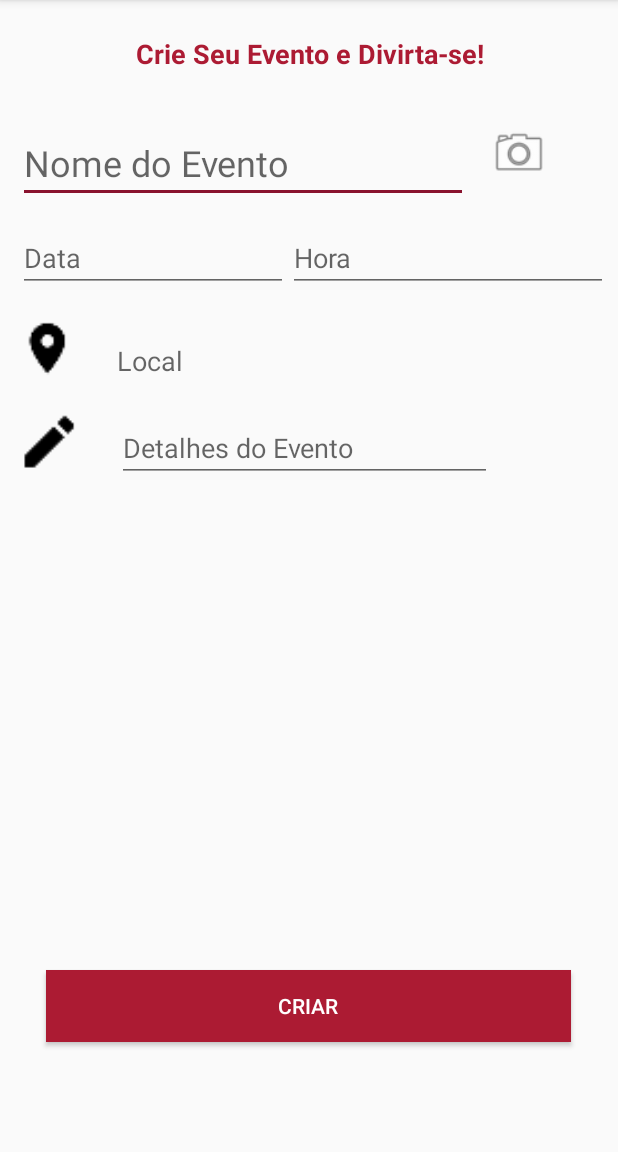
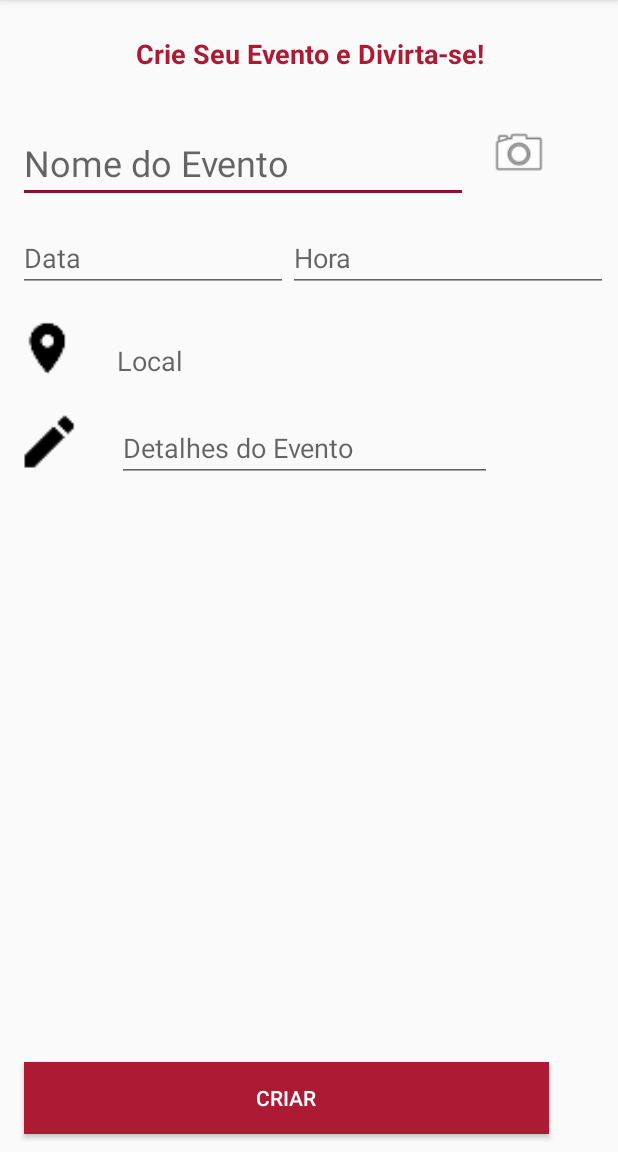
Before and after one commit to tiagofcardosogit/Eventool.FB, an Android app: the CriarEventoActivity screen opened directly, with no data from a screen before it, on a phone screen of 412 x 824 dp, the part 84-1236 px from its top. Run offline under Robolectric (Android 15) with nearby library versions, the phone set to English and light mode, and no system bars; our stand-ins replace Firebase (no records; nobody signed in at launch, a user with empty details on screens opened directly).

```diff
--- a/app/src/main/AndroidManifest.xml
+++ b/app/src/main/AndroidManifest.xml
@@ -10,6 +10,9 @@
     <uses-permission android:name="android.permission.GET_ACCOUNTS" />
     <uses-permission android:name="android.permission.READ_PROFILE" />
     <uses-permission android:name="android.permission.READ_CONTACTS" />
+    <uses-permission android:name="android.permission.ACCESS_COARSE_LOCATION"/>
+    <uses-permission android:name="android.permission.ACCESS_FINE_LOCATION"/>
+
 
     <!--
          The ACCESS_COARSE/FINE_LOCATION permissions are not required to use
--- a/app/src/main/res/layout/activity_criar_evento.xml
+++ b/app/src/main/res/layout/activity_criar_evento.xml
@@ -46,12 +46,12 @@
         android:id="@+id/dataEventoID"
         android:layout_width="180dp"
         android:layout_height="wrap_content"
-        android:layout_alignStart="@+id/evt_nomeID"
-        android:layout_below="@+id/evt_nomeID"
         android:layout_marginTop="14dp"
         android:ems="10"
         android:hint="Data"
-        android:inputType="date" />
+        android:inputType="date"
+        android:layout_below="@+id/evt_nomeID"
+        android:layout_alignStart="@+id/evt_nomeID" />
 
     <EditText
         android:id="@+id/horaEventoID"
@@ -96,13 +96,13 @@
         android:id="@+id/btn_Criar_Evento"
         android:layout_width="350dp"
         android:layout_height="wrap_content"
-        android:layout_alignParentBottom="true"
-        android:layout_centerHorizontal="true"
-        android:layout_marginBottom="73dp"
+        android:layout_marginBottom="12dp"
         android:background="@color/colorPrimary"
         android:onClick="criarEvento"
         android:text="CRIAR"
-        android:textColor="@android:color/background_light" />
+        android:textColor="@android:color/background_light"
+        android:layout_alignParentBottom="true"
+        android:layout_alignEnd="@+id/btn_imageEvtID" />
 
     <EditText
         android:id="@+id/detalheEventoID"
```
Also changed, not shown: app/src/main/java/com/example/tiagocardoso/eventool/Activities/CriarEventoActivity.java (+9 -4 lines), app/src/main/java/com/example/tiagocardoso/eventool/Activities/MapsActivity.java (+31 -3 lines).
